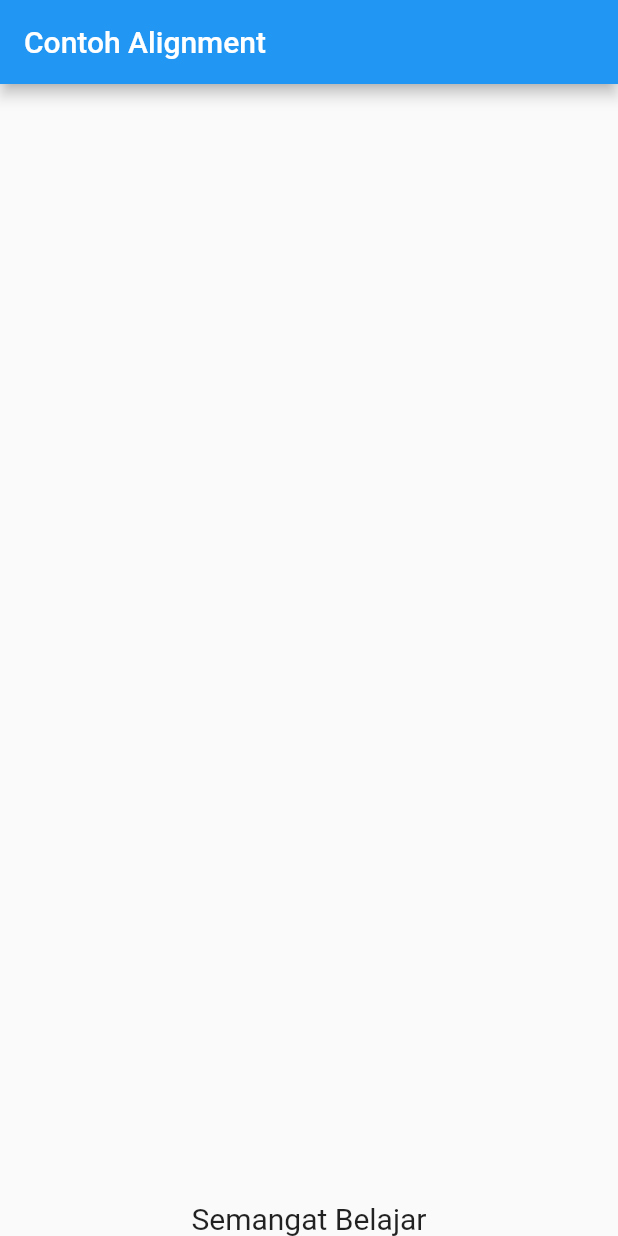
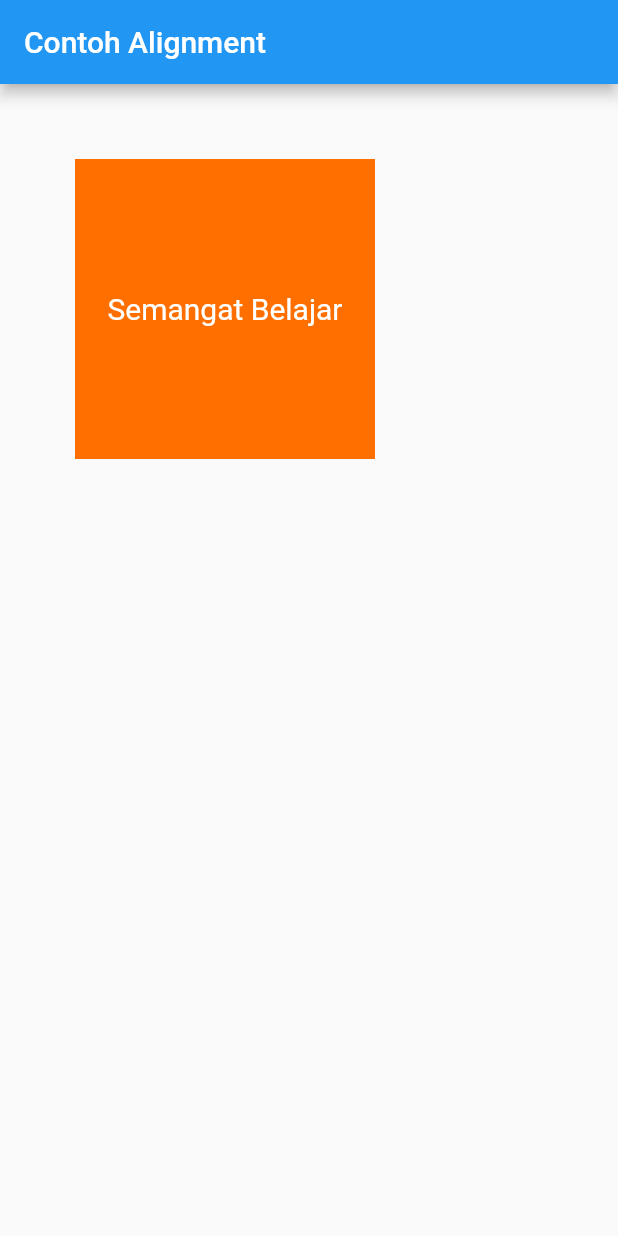
Before and after one commit to Rasyid-Renaldi/flutter-fundamental, a Flutter app: the screen it shows after launch, on a phone screen of 412 x 824 dp. Run offline on Flutter 3.47's test engine with Material 2 defaults, Android fonts, the phone set to English and light mode, and no system bars.

Commit message:
Update Container Colors BG

```diff
--- a/flutter_app1/lib/main.dart
+++ b/flutter_app1/lib/main.dart
@@ -13,10 +13,14 @@ class MyApp extends StatelessWidget {
       home: Scaffold(
         appBar: AppBar(title: Text("Contoh Alignment")),
         body: Container(
-          alignment: Alignment.bottomCenter,
+          margin: EdgeInsets.all(50),
+          height: 200,
+          width: 200,
+          alignment: Alignment.center,
+          color: Colors.amber[900],
           child: Text(
             'Semangat Belajar',
-            style: TextStyle(fontSize: 20),
+            style: TextStyle(fontSize: 20, color: Colors.white),
           ),
         ),
       ),
```
